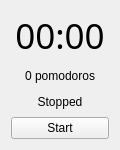
Before: the Qt Designer form win.ui in rtkt/pomodoro, drawn with Qt 5.
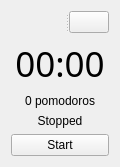
After: the same form once the commit is applied. Icons and pictures are not drawn.

Commit message:
Added some styling to the main window
1) No title bar
2) Always on top
3) Custom close button
4) Placeholder for custom 'move' widget

Also I renamed resources file

```diff
--- a/win.ui
+++ b/win.ui
@@ -7,7 +7,7 @@
     <x>0</x>
     <y>0</y>
     <width>120</width>
-    <height>150</height>
+    <height>167</height>
    </rect>
   </property>
   <property name="windowTitle">
@@ -16,6 +16,23 @@
   <widget class="QWidget" name="centralWidget">
    <layout class="QGridLayout" name="gridLayout">
     <item row="0" column="0">
+     <widget class="QSplitter" name="splitter">
+      <property name="orientation">
+       <enum>Qt::Horizontal</enum>
+      </property>
+      <widget class="QWidget" name="moveField" native="true"/>
+      <widget class="QPushButton" name="closeBtn">
+       <property name="text">
+        <string/>
+       </property>
+       <property name="icon">
+        <iconset resource="media/icons.qrc">
+         <normaloff>:/icons/button_close.png</normaloff>:/icons/button_close.png</iconset>
+       </property>
+      </widget>
+     </widget>
+    </item>
+    <item row="1" column="0">
      <widget class="QLabel" name="Time">
       <property name="font">
        <font>
@@ -31,7 +48,7 @@
       </property>
      </widget>
     </item>
-    <item row="1" column="0">
+    <item row="2" column="0">
      <widget class="QLabel" name="Count">
       <property name="text">
        <string>0 pomodoros</string>
@@ -41,7 +58,7 @@
       </property>
      </widget>
     </item>
-    <item row="2" column="0">
+    <item row="3" column="0">
      <widget class="QLabel" name="Msg">
       <property name="text">
        <string>Stopped</string>
@@ -51,7 +68,7 @@
       </property>
      </widget>
     </item>
-    <item row="3" column="0">
+    <item row="4" column="0">
      <widget class="QPushButton" name="Btn">
       <property name="text">
        <string>Start</string>
```
Left out of the diff: 4 changed lines with no effect on the pictures. The commit also changes 6 other files.
